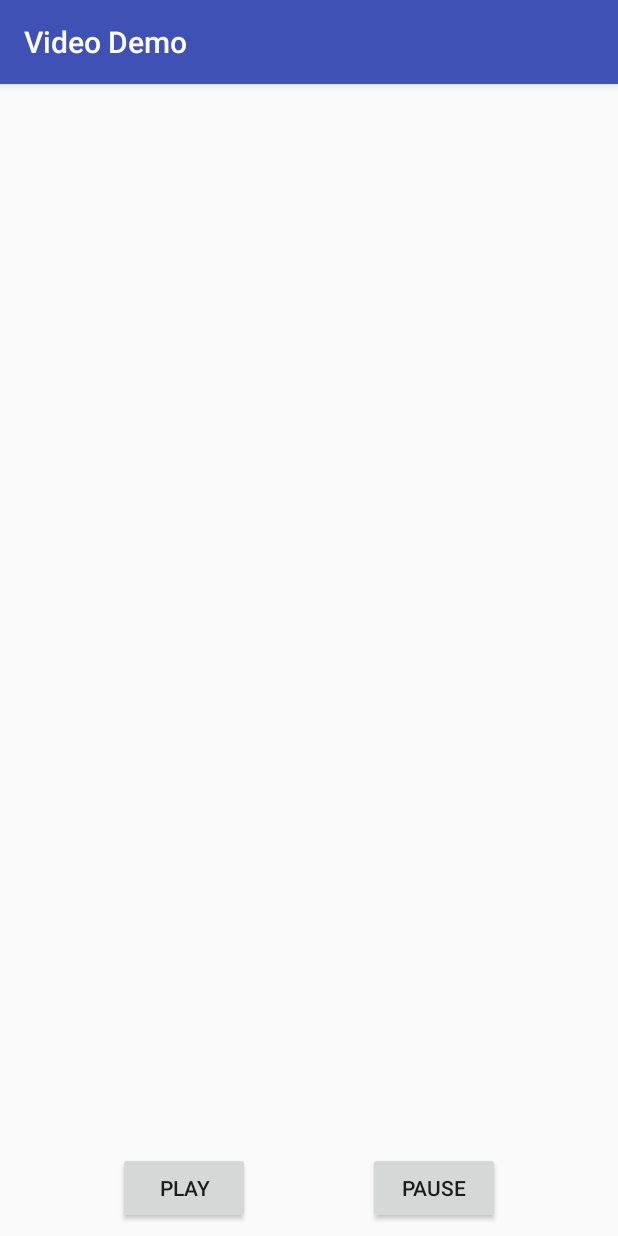
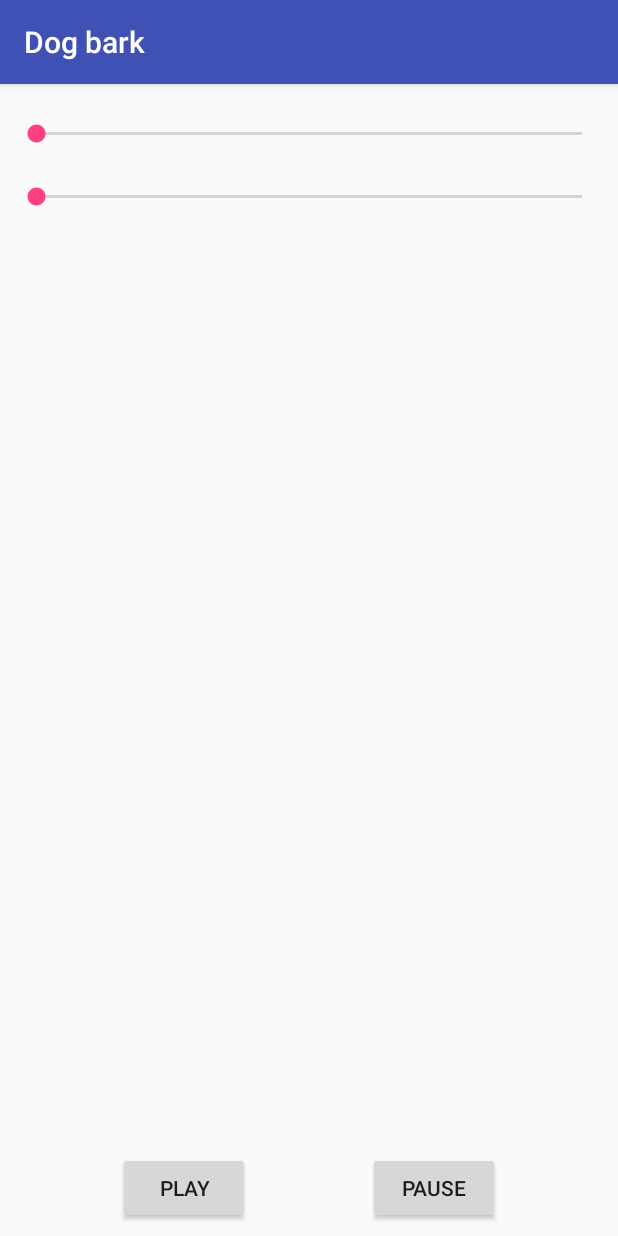
Before and after one commit to KDAndroidStudioCourse/ExampleApp, an Android app: the screen it shows after launch (MainActivity), on a phone screen of 412 x 824 dp. Run offline under Robolectric (Android 15) with nearby library versions, the light colour scheme and no system bars.

Commit message:
09. Audio Volume Seeking

```diff
--- a/app/src/main/java/com/cj/darra/exampleapp/MainActivity.java
+++ b/app/src/main/java/com/cj/darra/exampleapp/MainActivity.java
@@ -1,24 +1,87 @@
 package com.cj.darra.exampleapp;
 
+import android.media.AudioManager;
 import android.media.MediaPlayer;
 import android.support.v7.app.AppCompatActivity;
 import android.os.Bundle;
 import android.util.Log;
 import android.view.View;
-import android.widget.ImageView;
-import android.widget.MediaController;
-import android.widget.VideoView;
+import android.widget.SeekBar;
+
+import java.util.Timer;
+import java.util.TimerTask;
 
 public class MainActivity extends AppCompatActivity {
     MediaPlayer mediaPlayer;
+    AudioManager audioManager;
 
     @Override
     protected void onCreate(Bundle savedInstanceState) {
         super.onCreate(savedInstanceState);
         setContentView(R.layout.activity_main);
-        setTitle("Video Demo");
+        setTitle("Dog bark");
+
+        audioManager = (AudioManager) getSystemService(AUDIO_SERVICE);
+
+        int maxVolume = audioManager.getStreamMaxVolume(AudioManager.STREAM_MUSIC);
 
         mediaPlayer = MediaPlayer.create(this, R.raw.smalldog);
+
+        final SeekBar volumeControl = (SeekBar) findViewById(R.id.volumeSeekBar);
+
+        volumeControl.setMax(maxVolume);
+
+        volumeControl.setOnSeekBarChangeListener(new SeekBar.OnSeekBarChangeListener() {
+            @Override
+            public void onProgressChanged(SeekBar seekBar, int i, boolean b) {
+                Log.i("Seekbar changed","" + Integer.toString(i));
+
+                audioManager.setStreamVolume(AudioManager.STREAM_MUSIC, i, 0);
+            }
+
+            @Override
+            public void onStartTrackingTouch(SeekBar seekBar) {
+
+            }
+
+            @Override
+            public void onStopTrackingTouch(SeekBar seekBar) {
+
+            }
+        });
+
+        final SeekBar scrubSeekBar = (SeekBar) findViewById(R.id.scrubSeekBar);
+
+        scrubSeekBar.setMax(mediaPlayer.getDuration());
+
+        scrubSeekBar.setOnSeekBarChangeListener(new SeekBar.OnSeekBarChangeListener() {
+            @Override
+            public void onProgressChanged(SeekBar seekBar, int i, boolean b) {
+                if(b) {
+                    Log.i("Scrub seekbar moved", "" + Integer.toString(i));
+
+                    mediaPlayer.seekTo(i);
+                }
+            }
+
+            @Override
+            public void onStartTrackingTouch(SeekBar seekBar) {
+                mediaPlayer.pause();
+            }
+
+            @Override
+            public void onStopTrackingTouch(SeekBar seekBar) {
+                mediaPlayer.start();
+            }
+        });
+
+        new Timer().scheduleAtFixedRate(new TimerTask() {
+            @Override
+            public void run() {
+                volumeControl.setProgress(audioManager.getStreamVolume(AudioManager.STREAM_MUSIC));
+                scrubSeekBar.setProgress(mediaPlayer.getCurrentPosition());
+            }
+        }, 0, 15);
     }
 
     public void  play(View view) {
--- a/app/src/main/res/layout/activity_main.xml
+++ b/app/src/main/res/layout/activity_main.xml
@@ -32,4 +32,30 @@
         app:layout_constraintStart_toEndOf="@+id/playButton"
         app:layout_constraintTop_toTopOf="parent"
         app:layout_constraintVertical_bias="1.0" />
+
+    <SeekBar
+        android:id="@+id/volumeSeekBar"
+        android:layout_width="0dp"
+        android:layout_height="wrap_content"
+        android:layout_marginEnd="8dp"
+        android:layout_marginStart="8dp"
+        android:layout_marginTop="24dp"
+        app:layout_constraintBottom_toBottomOf="parent"
+        app:layout_constraintEnd_toEndOf="parent"
+        app:layout_constraintStart_toStartOf="parent"
+        app:layout_constraintTop_toTopOf="parent"
+        app:layout_constraintVertical_bias="0.0" />
+
+    <SeekBar
+        android:id="@+id/scrubSeekBar"
+        android:layout_width="0dp"
+        android:layout_height="wrap_content"
+        android:layout_marginEnd="8dp"
+        android:layout_marginStart="8dp"
+        android:layout_marginTop="24dp"
+        app:layout_constraintBottom_toBottomOf="parent"
+        app:layout_constraintEnd_toEndOf="parent"
+        app:layout_constraintStart_toStartOf="parent"
+        app:layout_constraintTop_toBottomOf="@+id/volumeSeekBar"
+        app:layout_constraintVertical_bias="0.0" />
 </android.support.constraint.ConstraintLayout>
```
Also changed, not shown: 1 other file.
